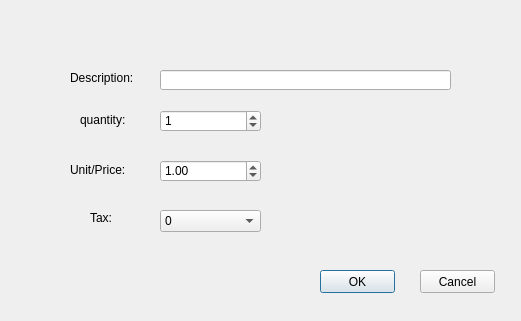
Above: uis/free_line_form.ui from andrei219/euromedia before the change. Below: the same form after it.
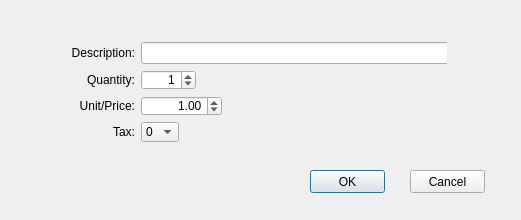
That is the form after the change.

Diff of the .ui file:
```diff
--- a/uis/free_line_form.ui
+++ b/uis/free_line_form.ui
@@ -7,7 +7,7 @@
     <x>0</x>
     <y>0</y>
     <width>521</width>
-    <height>321</height>
+    <height>220</height>
    </rect>
   </property>
   <property name="windowTitle">
@@ -16,8 +16,8 @@
   <widget class="QPushButton" name="pushButton">
    <property name="geometry">
     <rect>
-     <x>320</x>
-     <y>270</y>
+     <x>310</x>
+     <y>170</y>
      <width>75</width>
      <height>23</height>
     </rect>
@@ -29,8 +29,8 @@
   <widget class="QPushButton" name="pushButton_2">
    <property name="geometry">
     <rect>
-     <x>420</x>
-     <y>270</y>
+     <x>410</x>
+     <y>170</y>
      <width>75</width>
      <height>23</height>
     </rect>
@@ -39,37 +39,59 @@
     <string>Cancel</string>
    </property>
   </widget>
+  <widget class="QWidget" name="">
+   <property name="geometry">
+    <rect>
+     <x>71</x>
+     <y>42</y>
+     <width>376</width>
+     <height>100</height>
+    </rect>
+   </property>
+   <layout class="QGridLayout" name="gridLayout">
+    <item row="0" column="0">
   <widget class="QLabel" name="label">
-   <property name="geometry">
-    <rect>
-     <x>70</x>
-     <y>70</y>
-     <width>81</width>
-     <height>16</height>
-    </rect>
-   </property>
    <property name="text">
     <string>Description:</string>
    </property>
-  </widget>
+      <property name="alignment">
+       <set>Qt::AlignRight|Qt::AlignTrailing|Qt::AlignVCenter</set>
+      </property>
+     </widget>
+    </item>
+    <item row="0" column="1">
   <widget class="QLineEdit" name="description">
-   <property name="geometry">
-    <rect>
-     <x>160</x>
-     <y>70</y>
-     <width>291</width>
+      <property name="minimumSize">
+       <size>
+        <width>311</width>
      <height>20</height>
-    </rect>
-   </property>
-  </widget>
+       </size>
+      </property>
+     </widget>
+    </item>
+    <item row="1" column="0">
+     <widget class="QLabel" name="label_2">
+      <property name="text">
+       <string>Quantity:</string>
+      </property>
+      <property name="alignment">
+       <set>Qt::AlignRight|Qt::AlignTrailing|Qt::AlignVCenter</set>
+      </property>
+     </widget>
+    </item>
+    <item row="1" column="1">
   <widget class="QSpinBox" name="quantity">
-   <property name="geometry">
-    <rect>
-     <x>160</x>
-     <y>110</y>
-     <width>101</width>
-     <height>22</height>
-    </rect>
+      <property name="maximumSize">
+       <size>
+        <width>55</width>
+        <height>20</height>
+       </size>
+      </property>
+      <property name="layoutDirection">
+       <enum>Qt::LeftToRight</enum>
+      </property>
+      <property name="alignment">
+       <set>Qt::AlignRight|Qt::AlignTrailing|Qt::AlignVCenter</set>
    </property>
    <property name="maximum">
     <number>99999</number>
@@ -78,40 +100,27 @@
     <number>1</number>
    </property>
   </widget>
-  <widget class="QLabel" name="label_2">
-   <property name="geometry">
-    <rect>
-     <x>80</x>
-     <y>110</y>
-     <width>61</width>
-     <height>20</height>
-    </rect>
-   </property>
-   <property name="text">
-    <string>quantity:</string>
-   </property>
-  </widget>
+    </item>
+    <item row="2" column="0">
   <widget class="QLabel" name="label_3">
-   <property name="geometry">
-    <rect>
-     <x>70</x>
-     <y>160</y>
-     <width>61</width>
-     <height>20</height>
-    </rect>
-   </property>
    <property name="text">
     <string>Unit/Price:</string>
    </property>
-  </widget>
+      <property name="alignment">
+       <set>Qt::AlignRight|Qt::AlignTrailing|Qt::AlignVCenter</set>
+      </property>
+     </widget>
+    </item>
+    <item row="2" column="1">
   <widget class="QDoubleSpinBox" name="price">
-   <property name="geometry">
-    <rect>
-     <x>160</x>
-     <y>160</y>
-     <width>101</width>
-     <height>22</height>
-    </rect>
+      <property name="maximumSize">
+       <size>
+        <width>81</width>
+        <height>20</height>
+       </size>
+      </property>
+      <property name="alignment">
+       <set>Qt::AlignRight|Qt::AlignTrailing|Qt::AlignVCenter</set>
    </property>
    <property name="maximum">
     <double>99999999.000000000000000</double>
@@ -120,17 +129,27 @@
     <double>1.000000000000000</double>
    </property>
   </widget>
+    </item>
+    <item row="3" column="0">
+     <widget class="QLabel" name="label_4">
+      <property name="text">
+       <string>Tax:</string>
+      </property>
+      <property name="alignment">
+       <set>Qt::AlignRight|Qt::AlignTrailing|Qt::AlignVCenter</set>
+      </property>
+     </widget>
+    </item>
+    <item row="3" column="1">
   <widget class="QComboBox" name="tax">
-   <property name="geometry">
-    <rect>
-     <x>160</x>
-     <y>210</y>
-     <width>101</width>
-     <height>22</height>
-    </rect>
+      <property name="maximumSize">
+       <size>
+        <width>38</width>
+        <height>20</height>
+       </size>
    </property>
    <property name="currentText">
-    <string>21</string>
+       <string>0</string>
    </property>
    <item>
     <property name="text">
@@ -153,18 +172,8 @@
     </property>
    </item>
   </widget>
-  <widget class="QLabel" name="label_4">
-   <property name="geometry">
-    <rect>
-     <x>90</x>
-     <y>210</y>
-     <width>31</width>
-     <height>16</height>
-    </rect>
-   </property>
-   <property name="text">
-    <string>Tax:</string>
-   </property>
+    </item>
+   </layout>
   </widget>
  </widget>
  <resources/>
```
Lines whose indentation alone changed are shown as unchanged.
